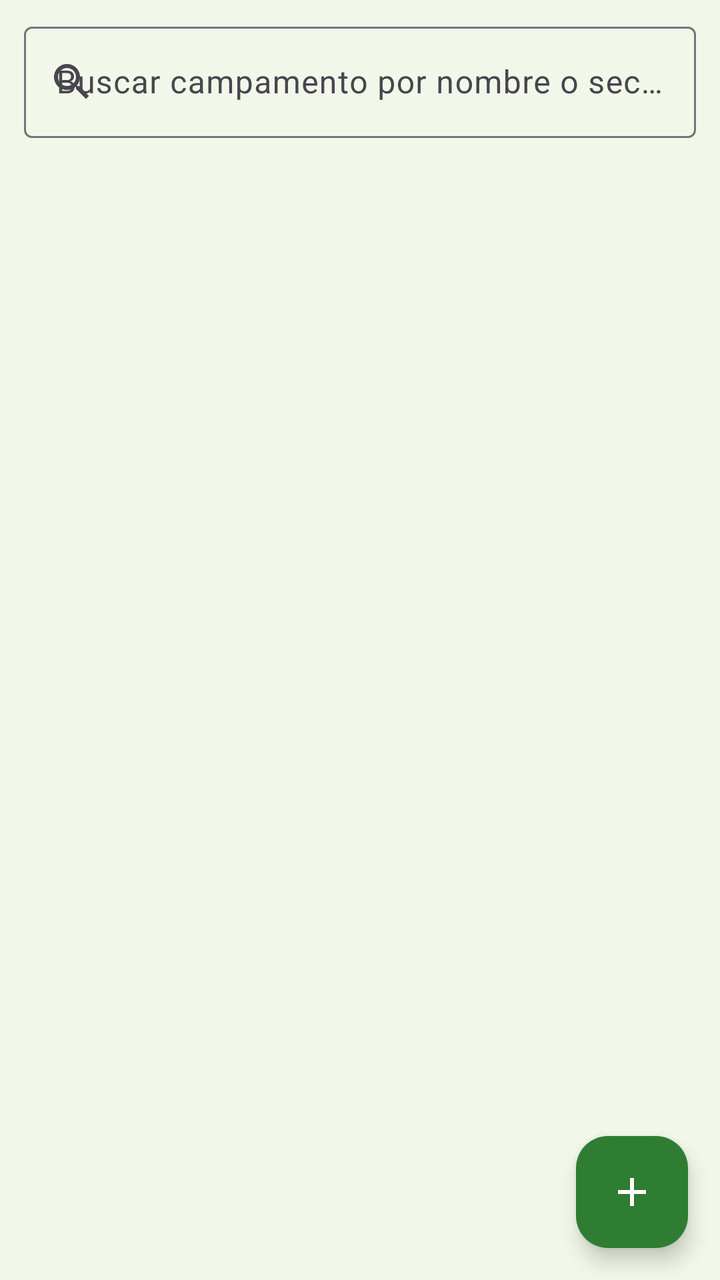
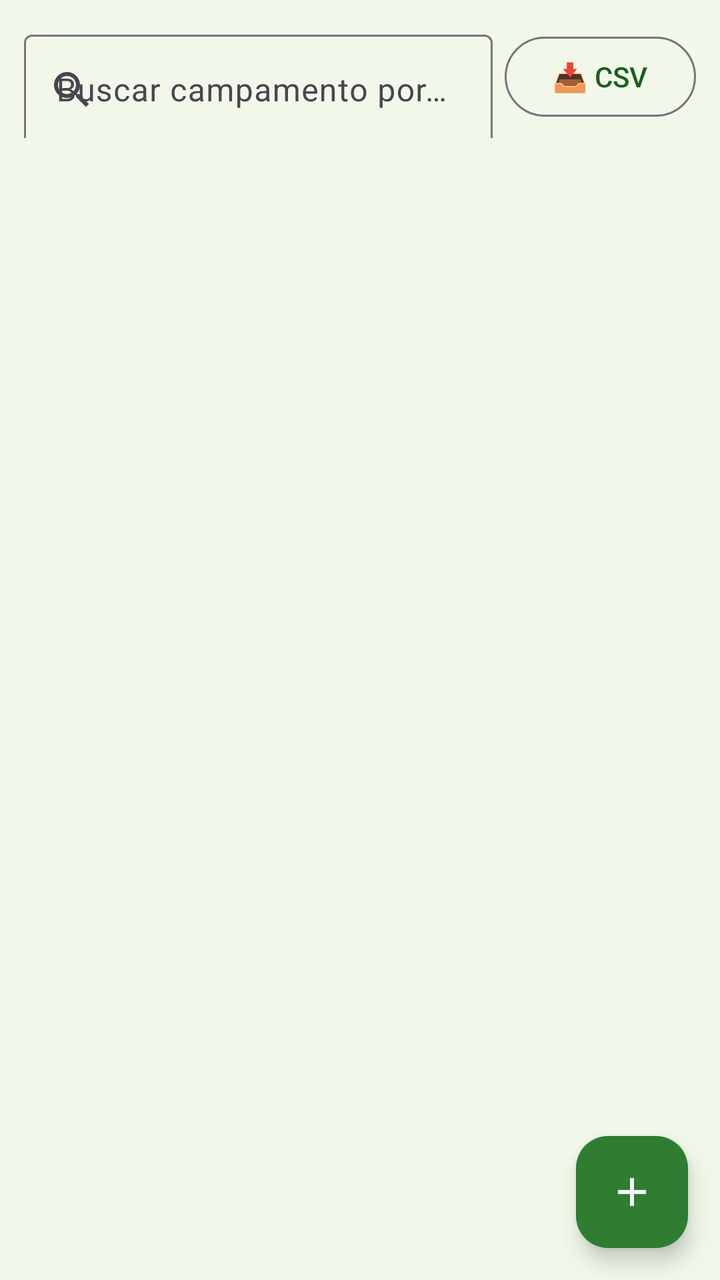

An Android layout rendered at two revisions. The XML below is the earlier revision; the diff shows what the commit changed to produce the second picture.
<!-- AndroidManifest.xml: application theme Theme.CampsAndMountain -->
<!-- res/layout/fragment_campamentos.xml -->
<?xml version="1.0" encoding="utf-8"?>
<androidx.coordinatorlayout.widget.CoordinatorLayout xmlns:android="http://schemas.android.com/apk/res/android"
    xmlns:app="http://schemas.android.com/apk/res-auto"
    android:layout_width="match_parent"
    android:layout_height="match_parent">

    <LinearLayout
        android:layout_width="match_parent"
        android:layout_height="match_parent"
        android:orientation="vertical">

        <com.google.android.material.textfield.TextInputLayout
            style="@style/Widget.Material3.TextInputLayout.OutlinedBox"
            android:layout_width="match_parent"
            android:layout_height="wrap_content"
            android:layout_marginHorizontal="12dp"
            android:layout_marginTop="8dp"
            android:hint="Buscar campamento por nombre o sector..."
            app:startIconDrawable="@drawable/ic_search">

            <com.google.android.material.textfield.TextInputEditText
                android:id="@+id/etSearchCampamento"
                android:layout_width="match_parent"
                android:layout_height="wrap_content"
                android:inputType="text" />
        </com.google.android.material.textfield.TextInputLayout>

        <TextView
            android:id="@+id/tvEmptyCampamentos"
            android:layout_width="match_parent"
            android:layout_height="wrap_content"
            android:layout_marginTop="32dp"
            android:gravity="center"
            android:text="No se encontraron campamentos"
            android:textColor="@color/slate_gray"
            android:textSize="16sp"
            android:visibility="gone" />

        <androidx.recyclerview.widget.RecyclerView
            android:id="@+id/rvCampamentos"
            android:layout_width="match_parent"
            android:layout_height="match_parent"
            android:paddingBottom="80dp"
            android:clipToPadding="false"
            app:layoutManager="androidx.recyclerview.widget.LinearLayoutManager" />

    </LinearLayout>

    <com.google.android.material.floatingactionbutton.FloatingActionButton
        android:id="@+id/fabAddCampamento"
        android:layout_width="wrap_content"
        android:layout_height="wrap_content"
        android:layout_gravity="bottom|end"
        android:layout_margin="16dp"
        android:contentDescription="Agregar Campamento"
        android:src="@drawable/ic_add"
        app:backgroundTint="@color/primary_green"
        app:tint="@color/white" />

</androidx.coordinatorlayout.widget.CoordinatorLayout>
<!-- resources referenced by this layout -->
<resources>
  <color name="primary_green">#2E7D32</color>
  <color name="slate_gray">#37474F</color>
  <color name="white">#FFFFFF</color>
  <!-- drawable ic_add (drawable) -->
  <vector xmlns:android="http://schemas.android.com/apk/res/android"
      android:width="24dp"
      android:height="24dp"
      android:viewportWidth="24"
      android:viewportHeight="24">
      <path
          android:fillColor="#FFFFFF"
          android:pathData="M19,13H13V19H11V13H5V11H11V5H13V11H19V13Z" />
  </vector>
  <!-- drawable ic_search (drawable) -->
  <vector xmlns:android="http://schemas.android.com/apk/res/android"
      android:width="24dp"
      android:height="24dp"
      android:viewportWidth="24"
      android:viewportHeight="24">
      <path
          android:fillColor="#37474F"
          android:pathData="M15.5,14H14.71L14.43,13.73C15.41,12.59 16,11.11 16,9.5C16,5.91 13.09,3 9.5,3C5.91,3 3,5.91 3,9.5C3,13.09 5.91,16 9.5,16C11.11,16 12.59,15.41 13.73,14.43L14,14.71V15.5L19,20.49L20.49,19L15.5,14ZM9.5,14C7.01,14 5,11.99 5,9.5C5,7.01 7.01,5 9.5,5C11.99,5 14,7.01 14,9.5C14,11.99 11.99,14 9.5,14Z" />
  </vector>
  <style name="Theme.CampsAndMountain" parent="Base.Theme.CampsAndMountain" />
  <style name="Base.Theme.CampsAndMountain" parent="Theme.Material3.DayNight.NoActionBar">
          <item name="colorPrimary">@color/primary_green</item>
          <item name="colorPrimaryVariant">@color/primary_dark_green</item>
          <item name="colorOnPrimary">@color/white</item>
          <item name="colorSecondary">@color/slate_gray</item>
          <item name="colorOnSecondary">@color/white</item>
          <item name="colorTertiary">@color/accent_gold</item>
          <item name="android:statusBarColor">@color/primary_dark_green</item>
          <item name="android:windowBackground">@color/bg_light_green</item>
      </style>
  <color name="primary_dark_green">#1B5E20</color>
  <color name="accent_gold">#F57F17</color>
  <color name="bg_light_green">#F1F8E9</color>
</resources>

<!-- the commit's change to res/layout/fragment_campamentos.xml (unified diff, before → after) -->
@@ -9,21 +9,40 @@
         android:layout_height="match_parent"
         android:orientation="vertical">
 
-        <com.google.android.material.textfield.TextInputLayout
-            style="@style/Widget.Material3.TextInputLayout.OutlinedBox"
+        <LinearLayout
             android:layout_width="match_parent"
             android:layout_height="wrap_content"
-            android:layout_marginHorizontal="12dp"
-            android:layout_marginTop="8dp"
-            android:hint="Buscar campamento por nombre o sector..."
-            app:startIconDrawable="@drawable/ic_search">
+            android:gravity="center_vertical"
+            android:orientation="horizontal">
 
-            <com.google.android.material.textfield.TextInputEditText
-                android:id="@+id/etSearchCampamento"
-                android:layout_width="match_parent"
+            <com.google.android.material.textfield.TextInputLayout
+                style="@style/Widget.Material3.TextInputLayout.OutlinedBox"
+                android:layout_width="0dp"
                 android:layout_height="wrap_content"
-                android:inputType="text" />
-        </com.google.android.material.textfield.TextInputLayout>
+                android:layout_marginStart="12dp"
+                android:layout_marginTop="8dp"
+                android:layout_marginEnd="6dp"
+                android:layout_weight="1"
+                android:hint="Buscar campamento por nombre o sector..."
+                app:startIconDrawable="@drawable/ic_search">
+
+                <com.google.android.material.textfield.TextInputEditText
+                    android:id="@+id/etSearchCampamento"
+                    android:layout_width="match_parent"
+                    android:layout_height="wrap_content"
+                    android:inputType="text" />
+            </com.google.android.material.textfield.TextInputLayout>
+
+            <com.google.android.material.button.MaterialButton
+                android:id="@+id/btnImportarCsvCampamentos"
+                style="@style/Widget.Material3.Button.OutlinedButton"
+                android:layout_width="wrap_content"
+                android:layout_height="wrap_content"
+                android:layout_marginTop="4dp"
+                android:layout_marginEnd="12dp"
+                android:text="📥 CSV"
+                android:textColor="@color/primary_dark_green" />
+        </LinearLayout>
 
         <TextView
             android:id="@+id/tvEmptyCampamentos"
@@ -40,8 +59,8 @@
             android:id="@+id/rvCampamentos"
             android:layout_width="match_parent"
             android:layout_height="match_parent"
+            android:clipToPadding="false"
             android:paddingBottom="80dp"
-            android:clipToPadding="false"
             app:layoutManager="androidx.recyclerview.widget.LinearLayoutManager" />
 
     </LinearLayout>
